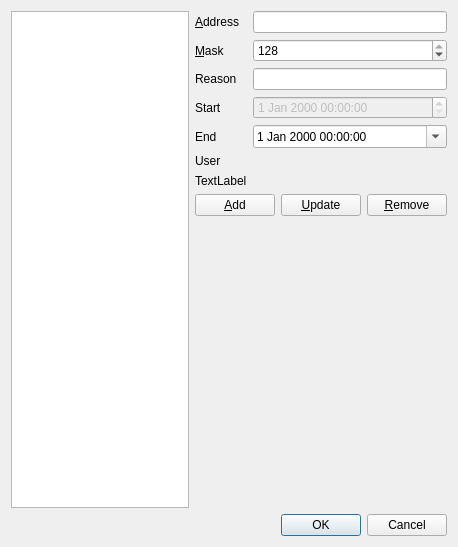
Before: the Qt Designer form src/mumble/BanEditor.ui in mumble-voip/mumble, drawn with Qt 5.
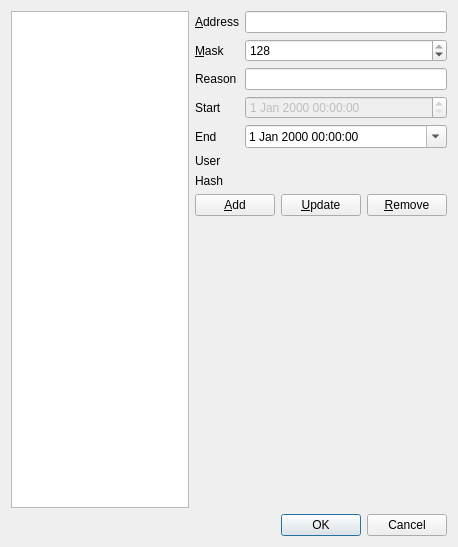
After: the same form once the commit is applied.

The edit to the form file:
```diff
--- a/src/mumble/BanEditor.ui
+++ b/src/mumble/BanEditor.ui
@@ -124,7 +124,7 @@
          <item row="6" column="0">
           <widget class="QLabel" name="qliHash">
            <property name="text">
-            <string>TextLabel</string>
+            <string>Hash</string>
            </property>
           </widget>
          </item>
```
